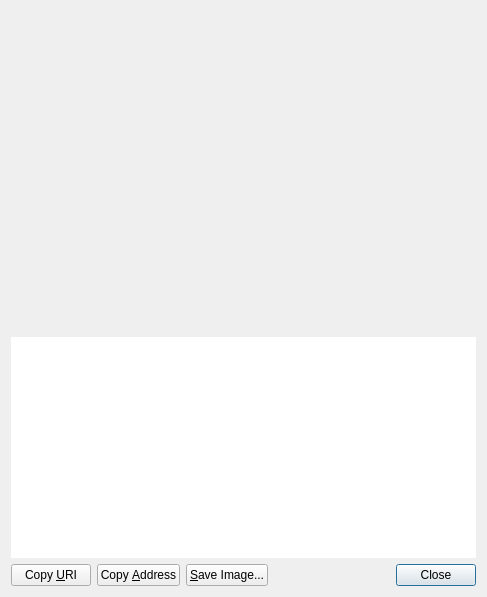
The window that src/qt/forms/receiverequestdialog.ui (minblock/picscoin) describes before a commit, drawn with Qt 5.
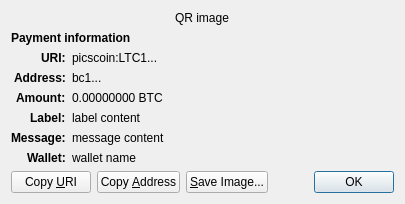
The same window after the commit. Custom widgets are drawn as their Qt base class.

What changed in the file:
```diff
--- a/src/qt/forms/receiverequestdialog.ui
+++ b/src/qt/forms/receiverequestdialog.ui
@@ -6,60 +6,158 @@
    <rect>
     <x>0</x>
     <y>0</y>
-    <width>487</width>
-    <height>597</height>
+    <width>413</width>
+    <height>229</height>
    </rect>
   </property>
-  <layout class="QVBoxLayout" name="verticalLayout_3">
-   <item>
-    <widget class="QRImageWidget" name="lblQRCode">
-     <property name="sizePolicy">
-      <sizepolicy hsizetype="Expanding" vsizetype="Fixed">
-       <horstretch>0</horstretch>
-       <verstretch>0</verstretch>
-      </sizepolicy>
+  <property name="windowTitle">
+   <string>Request payment to ...</string>
+  </property>
+  <layout class="QGridLayout" name="gridLayout" columnstretch="0,1">
+   <property name="sizeConstraint">
+    <enum>QLayout::SetFixedSize</enum>
+   </property>
+   <item row="0" column="0" colspan="2" alignment="Qt::AlignHCenter">
+    <widget class="QRImageWidget" name="qr_code">
+     <property name="text">
+      <string notr="true">QR image</string>
      </property>
-     <property name="minimumSize">
-      <size>
-       <width>300</width>
-       <height>320</height>
-      </size>
+     <property name="textInteractionFlags">
+      <set>Qt::NoTextInteraction</set>
      </property>
-     <property name="toolTip">
-      <string>QR Code</string>
+    </widget>
+   </item>
+   <item row="1" column="0" colspan="2">
+    <widget class="QLabel" name="payment_header">
+     <property name="font">
+      <font>
+       <weight>75</weight>
+       <bold>true</bold>
+      </font>
      </property>
+     <property name="text">
+      <string>Payment information</string>
+     </property>
+     <property name="textInteractionFlags">
+      <set>Qt::NoTextInteraction</set>
+     </property>
+    </widget>
+   </item>
+   <item row="2" column="0" alignment="Qt::AlignRight|Qt::AlignTop">
+    <widget class="QLabel" name="uri_tag">
+     <property name="font">
+      <font>
+       <weight>75</weight>
+       <bold>true</bold>
+      </font>
+     </property>
+     <property name="text">
+      <string notr="true">URI:</string>
+     </property>
      <property name="textFormat">
       <enum>Qt::PlainText</enum>
      </property>
-     <property name="alignment">
-      <set>Qt::AlignCenter</set>
+     <property name="textInteractionFlags">
+      <set>Qt::NoTextInteraction</set>
      </property>
+    </widget>
+   </item>
+   <item row="2" column="1" alignment="Qt::AlignTop">
+    <widget class="QLabel" name="uri_content">
+     <property name="text">
+      <string notr="true">picscoin:LTC1...</string>
+     </property>
+     <property name="textFormat">
+      <enum>Qt::RichText</enum>
+     </property>
      <property name="wordWrap">
       <bool>true</bool>
      </property>
     </widget>
    </item>
-   <item>
-    <widget class="QTextEdit" name="outUri">
-     <property name="sizePolicy">
-      <sizepolicy hsizetype="Expanding" vsizetype="Expanding">
-       <horstretch>0</horstretch>
-       <verstretch>0</verstretch>
-      </sizepolicy>
+   <item row="3" column="0" alignment="Qt::AlignRight|Qt::AlignTop">
+    <widget class="QLabel" name="address_tag">
+     <property name="font">
+      <font>
+       <weight>75</weight>
+       <bold>true</bold>
+      </font>
      </property>
-     <property name="minimumSize">
-      <size>
-       <width>0</width>
-       <height>50</height>
-      </size>
+     <property name="text">
+      <string>Address:</string>
      </property>
-     <property name="frameShape">
-      <enum>QFrame::NoFrame</enum>
+     <property name="textInteractionFlags">
+      <set>Qt::NoTextInteraction</set>
      </property>
-     <property name="frameShadow">
-      <enum>QFrame::Plain</enum>
+    </widget>
+   </item>
+   <item row="3" column="1" alignment="Qt::AlignTop">
+    <widget class="QLabel" name="address_content">
+     <property name="text">
+      <string notr="true">bc1...</string>
      </property>
-     <property name="tabChangesFocus">
+     <property name="textFormat">
+      <enum>Qt::PlainText</enum>
+     </property>
+     <property name="textInteractionFlags">
+      <set>Qt::TextSelectableByMouse</set>
+     </property>
+    </widget>
+   </item>
+   <item row="4" column="0" alignment="Qt::AlignRight|Qt::AlignTop">
+    <widget class="QLabel" name="amount_tag">
+     <property name="font">
+      <font>
+       <weight>75</weight>
+       <bold>true</bold>
+      </font>
+     </property>
+     <property name="text">
+      <string>Amount:</string>
+     </property>
+     <property name="textInteractionFlags">
+      <set>Qt::NoTextInteraction</set>
+     </property>
+    </widget>
+   </item>
+   <item row="4" column="1" alignment="Qt::AlignTop">
+    <widget class="QLabel" name="amount_content">
+     <property name="text">
+      <string notr="true">0.00000000 BTC</string>
+     </property>
+     <property name="textFormat">
+      <enum>Qt::PlainText</enum>
+     </property>
+     <property name="textInteractionFlags">
+      <set>Qt::TextSelectableByMouse</set>
+     </property>
+    </widget>
+   </item>
+   <item row="5" column="0" alignment="Qt::AlignRight|Qt::AlignTop">
+    <widget class="QLabel" name="label_tag">
+     <property name="font">
+      <font>
+       <weight>75</weight>
+       <bold>true</bold>
+      </font>
+     </property>
+     <property name="text">
+      <string>Label:</string>
+     </property>
+     <property name="textInteractionFlags">
+      <set>Qt::NoTextInteraction</set>
+     </property>
+    </widget>
+   </item>
+   <item row="5" column="1" alignment="Qt::AlignTop">
+    <widget class="QLabel" name="label_content">
+     <property name="text">
+      <string notr="true">label content</string>
+     </property>
+     <property name="textFormat">
+      <enum>Qt::PlainText</enum>
+     </property>
+     <property name="wordWrap">
       <bool>true</bool>
      </property>
      <property name="textInteractionFlags">
@@ -67,7 +165,71 @@
      </property>
     </widget>
    </item>
-   <item>
+   <item row="6" column="0" alignment="Qt::AlignRight|Qt::AlignTop">
+    <widget class="QLabel" name="message_tag">
+     <property name="font">
+      <font>
+       <weight>75</weight>
+       <bold>true</bold>
+      </font>
+     </property>
+     <property name="text">
+      <string>Message:</string>
+     </property>
+     <property name="textInteractionFlags">
+      <set>Qt::NoTextInteraction</set>
+     </property>
+    </widget>
+   </item>
+   <item row="6" column="1" alignment="Qt::AlignTop">
+    <widget class="QLabel" name="message_content">
+     <property name="text">
+      <string notr="true">message content</string>
+     </property>
+     <property name="textFormat">
+      <enum>Qt::PlainText</enum>
+     </property>
+     <property name="wordWrap">
+      <bool>true</bool>
+     </property>
+     <property name="textInteractionFlags">
+      <set>Qt::TextSelectableByMouse</set>
+     </property>
+    </widget>
+   </item>
+   <item row="7" column="0" alignment="Qt::AlignRight|Qt::AlignTop">
+    <widget class="QLabel" name="wallet_tag">
+     <property name="font">
+      <font>
+       <weight>75</weight>
+       <bold>true</bold>
+      </font>
+     </property>
+     <property name="text">
+      <string>Wallet:</string>
+     </property>
+     <property name="textInteractionFlags">
+      <set>Qt::NoTextInteraction</set>
+     </property>
+    </widget>
+   </item>
+   <item row="7" column="1" alignment="Qt::AlignTop">
+    <widget class="QLabel" name="wallet_content">
+     <property name="text">
+      <string notr="true">wallet name</string>
+     </property>
+     <property name="textFormat">
+      <enum>Qt::PlainText</enum>
+     </property>
+     <property name="wordWrap">
+      <bool>true</bool>
+     </property>
+     <property name="textInteractionFlags">
+      <set>Qt::TextSelectableByMouse</set>
+     </property>
+    </widget>
+   </item>
+   <item row="8" column="0" colspan="2">
     <layout class="QHBoxLayout" name="horizontalLayout">
      <item>
       <widget class="QPushButton" name="btnCopyURI">
@@ -115,7 +277,7 @@
      <item>
       <widget class="QDialogButtonBox" name="buttonBox">
        <property name="standardButtons">
-        <set>QDialogButtonBox::Close</set>
+        <set>QDialogButtonBox::Ok</set>
        </property>
       </widget>
      </item>
```
Left out of the diff: 40 changed lines with no effect on the pictures.
